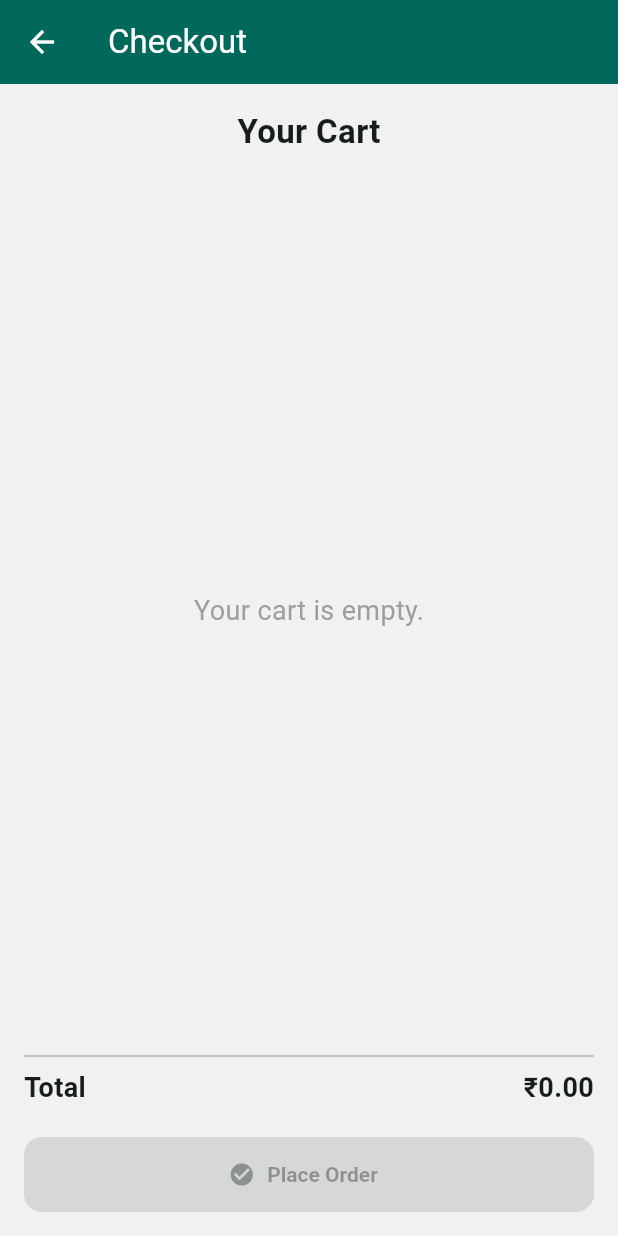
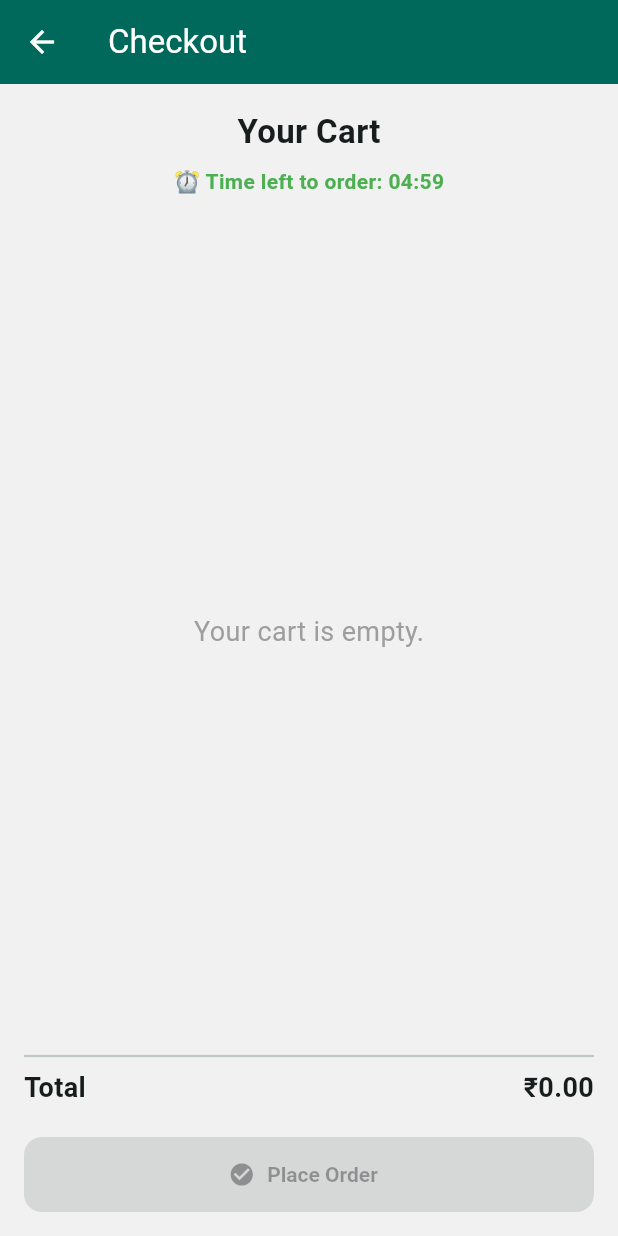
Before and after one commit to abhixav/mbcet-eats, a Flutter app: the CheckoutScreen screen opened directly with empty values, on a phone screen of 412 x 824 dp. Run offline on Flutter 3.47's test engine with Material 3 defaults, Android fonts, the phone set to English and light mode, and no system bars; our stand-ins replace cloud_firestore, firebase_auth, firebase_core; accounts and stored records are empty.

```diff
--- a/lib/views/user/checkout_screen.dart
+++ b/lib/views/user/checkout_screen.dart
@@ -3,6 +3,7 @@ import '../../models/menu_item.dart';
 import '../../services/data_service.dart';
 import '../order_confirmation_screen.dart';
 import '../../constants/colors.dart';
+import 'dart:async';
 
 class CheckoutScreen extends StatefulWidget {
   final Map<MenuItem, int> cart;
@@ -16,11 +17,49 @@ class CheckoutScreen extends StatefulWidget {
 
 class _CheckoutScreenState extends State<CheckoutScreen> {
   late Map<MenuItem, int> cart;
+  Timer? _timer;
+  Duration timeLeft = Duration.zero;
+
+  final DateTime _startTime = DateTime(
+    DateTime.now().year,
+    DateTime.now().month,
+    DateTime.now().day,
+    8,
+    0,
+  );
+  final DateTime _endTime = DateTime(
+    DateTime.now().year,
+    DateTime.now().month,
+    DateTime.now().day,
+    13,
+    35,
+  );
 
   @override
   void initState() {
     super.initState();
     cart = Map.from(widget.cart);
+    _updateTimeLeft();
+    _timer = Timer.periodic(const Duration(seconds: 1), (_) => _updateTimeLeft());
+  }
+
+  void _updateTimeLeft() {
+    final now = DateTime.now();
+    setState(() {
+      if (now.isBefore(_startTime)) {
+        timeLeft = _startTime.difference(now);
+      } else if (now.isAfter(_endTime)) {
+        timeLeft = Duration.zero;
+      } else {
+        timeLeft = _endTime.difference(now);
+      }
+    });
+  }
+
+  @override
+  void dispose() {
+    _timer?.cancel();
+    super.dispose();
   }
 
   void _increaseQty(MenuItem item) {
@@ -41,6 +80,11 @@ class _CheckoutScreenState extends State<CheckoutScreen> {
 
   double get total {
     return cart.entries.fold(0, (sum, item) => sum + (item.key.price * item.value));
+  }
+
+  bool get isOrderingTime {
+    final now = DateTime.now();
+    return now.isAfter(_startTime) && now.isBefore(_endTime);
   }
 
   @override
@@ -64,6 +108,16 @@ class _CheckoutScreenState extends State<CheckoutScreen> {
             const Text(
               "Your Cart",
               style: TextStyle(fontSize: 22, fontWeight: FontWeight.bold),
+            ),
+            const SizedBox(height: 8),
+            Text(
+              isOrderingTime
+                  ? "⏰ Time left to order: ${timeLeft.inMinutes.remainder(60).toString().padLeft(2, '0')}:${(timeLeft.inSeconds.remainder(60)).toString().padLeft(2, '0')}"
+                  : "⚠️ Ordering is closed. Available between 8:00 AM and 1:35 PM.",
+              style: TextStyle(
+                color: isOrderingTime ? Colors.green : Colors.red,
+                fontWeight: FontWeight.w600,
+              ),
             ),
             const SizedBox(height: 16),
             if (items.isEmpty)
@@ -163,6 +217,16 @@ class _CheckoutScreenState extends State<CheckoutScreen> {
               onPressed: cart.isEmpty
                   ? null
                   : () async {
+                      if (!isOrderingTime) {
+                        ScaffoldMessenger.of(context).showSnackBar(
+                          SnackBar(
+                            content: const Text("Ordering is allowed only between 8:00 AM and 1:35 PM."),
+                            backgroundColor: Colors.red,
+                          ),
+                        );
+                        return;
+                      }
+
                       final token = await DataService().placeOrder(
                         cart.entries.expand((e) => List.filled(e.value, e.key)).toList(),
                       );
```
Also changed, not shown: lib/views/user/order_history_screen.dart (+24 -7 lines).
